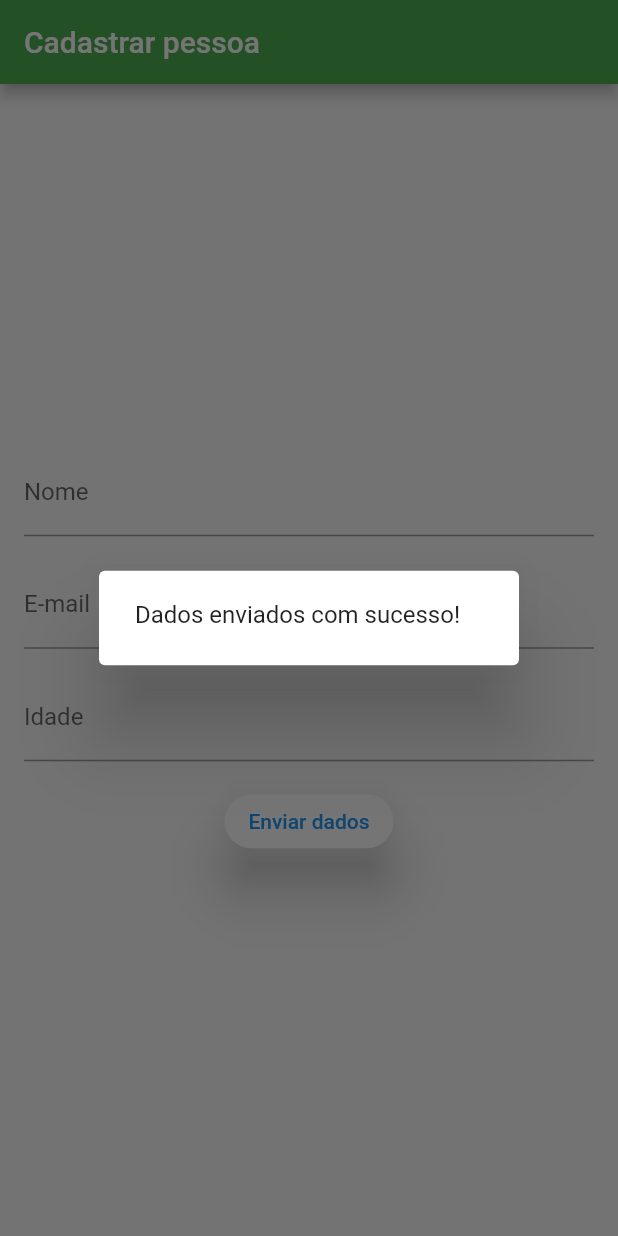
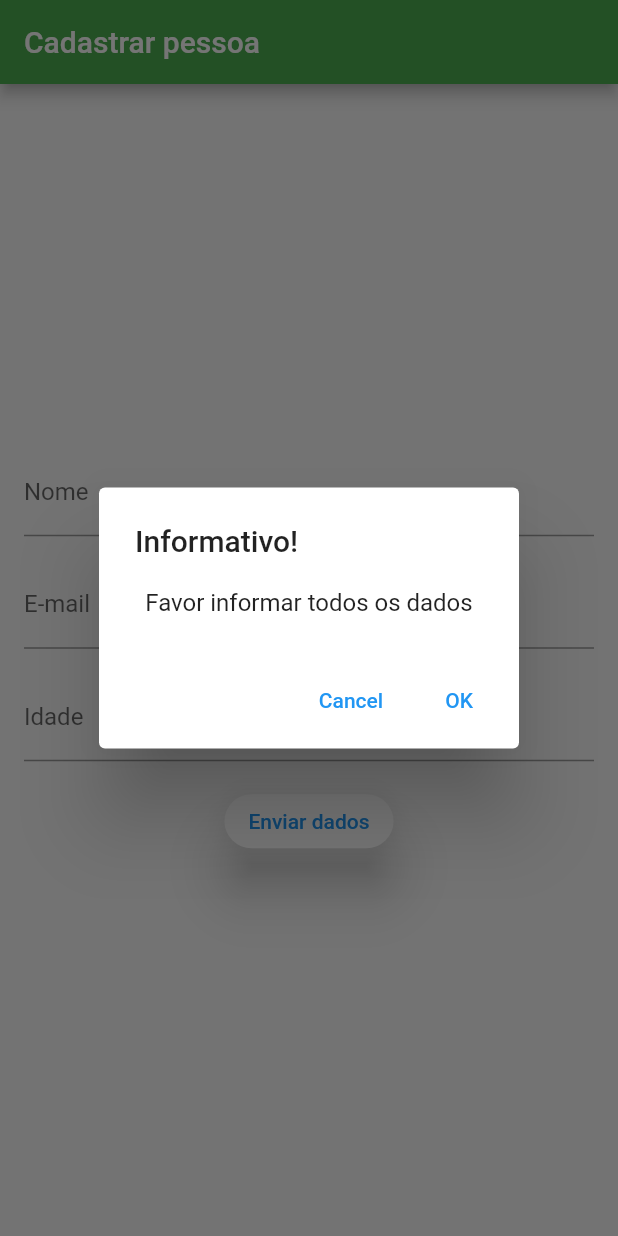
Before and after one commit to rede-cidada-recife/formulario_flutter, a Flutter app: the screen it shows after launch, after a tap on "Enviar dados", on a phone screen of 412 x 824 dp. Run offline on Flutter 3.47's test engine with Material 2 defaults, Android fonts, the phone set to English and light mode, and no system bars.

Commit message:
commit com separacao de componentes
commit com separacao de componentes

```diff
--- a/Formulario-Flutter/Formulario-Flutter/lib/main.dart
+++ b/Formulario-Flutter/Formulario-Flutter/lib/main.dart
@@ -1,4 +1,6 @@
 import 'package:flutter/material.dart';
+
+import 'paginas/formulario.dart';
 
 void main() => runApp(const MyApp());
 
@@ -13,112 +15,7 @@ class MyApp extends StatelessWidget {
       theme: ThemeData(
         primarySwatch: Colors.blue,
       ),
-      home: const MyHomePage(),
+      home: const Formulario(),
     );
   }
 }
-
-class MyHomePage extends StatefulWidget {
-  const MyHomePage({Key? key}) : super(key: key);
-
-  @override
-  _MyHomePageState createState() => _MyHomePageState();
-}
-
-class _MyHomePageState extends State<MyHomePage> {
-  final TextEditingController _controladorNome = TextEditingController();
-  final TextEditingController _controladorEmail = TextEditingController();
-  final TextEditingController _controladorIdade = TextEditingController();
-
-  void _salvar() {
-    setState(() {
-      final String nome = _controladorNome.text;
-      final String email = _controladorEmail.text;
-      final int? idade = int.tryParse(_controladorIdade.text);
-
-      final Pessoa pessoaCad = Pessoa(nome, email, idade);
-      //print(pessoaCad);
-      showDialog(
-          context: context,
-          builder: (context) {
-            return const AlertDialog(
-              content:  Text('Dados enviados com sucesso!'),
-            );
-          },
-       );
-    });
-  }
-
-  @override
-  Widget build(BuildContext context) {
-    return Scaffold(
-      appBar: AppBar(
-        title: const Text('Cadastrar pessoa'),
-        backgroundColor: Colors.green,
-      ),
-      body: Padding(
-        padding: const EdgeInsets.all(16.0),
-        child: Column(
-          mainAxisAlignment: MainAxisAlignment.center,
-          children: <Widget>[
-            TextField(
-              controller: _controladorNome,
-              decoration: const InputDecoration(labelText: 'Nome'),
-            ),
-            Padding(
-              padding: const EdgeInsets.only(top: 16.0),
-              child: TextField(
-                controller: _controladorEmail,
-                decoration: const InputDecoration(labelText: 'E-mail'),
-              ),
-            ),
-            Padding(
-              padding: const EdgeInsets.only(top: 16.0),
-              child: TextField(
-                controller: _controladorIdade,
-                decoration: const InputDecoration(labelText: 'Idade'),
-                keyboardType: TextInputType.number,
-              ),
-            ),
-            Padding(
-              padding: const EdgeInsets.only(top: 16.0),
-              child: ElevatedButton(
-                style: ElevatedButton.styleFrom(
-                  foregroundColor:
-                      Colors.blue, //change background color of button
-                  backgroundColor: Colors.white, //change text color of button
-                  shape: RoundedRectangleBorder(
-                    borderRadius: BorderRadius.circular(25),
-                  ),
-                  elevation: 15.0,
-                ),
-                onPressed: _salvar,
-                child: const Text('Enviar dados'),
-              ),
-            ),
-            const SizedBox(
-              height: 10,
-            ),
-          ],
-        ),
-      ),
-    );
-  }
-}
-
-class Pessoa {
-  final String nome;
-  final String email;
-  final int? idade;
-
-  Pessoa(
-    this.nome,
-    this.email,
-    this.idade,
-  );
-
-  @override
-  String toString() {
-    return 'Pessoa{nome: $nome, email: $email, idade: $idade}';
-  }
-}
--- /dev/null
+++ b/Formulario-Flutter/Formulario-Flutter/lib/paginas/formulario.dart
@@ -0,0 +1,130 @@
+import 'package:flutter/material.dart';
+
+class Formulario extends StatefulWidget {
+  const Formulario({super.key});
+
+  @override
+  State<Formulario> createState() => _FormularioState();
+}
+
+class _FormularioState extends State<Formulario> {
+
+  final TextEditingController _controladorNome = TextEditingController();
+  final TextEditingController _controladorEmail = TextEditingController();
+  final TextEditingController _controladorIdade = TextEditingController();
+
+  void _salvar() {
+    setState(() {
+      final String nome = _controladorNome.text;
+      final String email = _controladorEmail.text;
+      int? idade = int.tryParse(_controladorIdade.text);
+
+      final Pessoa pessoaCad = Pessoa(nome, email, idade);
+
+      String _mensagem = '';
+
+      if (pessoaCad.nome.isNotEmpty && pessoaCad.email.isNotEmpty && pessoaCad.idade != null && pessoaCad.idade.toString().isNotEmpty) {
+         _mensagem = 'Dados enviados com sucesso para ' + pessoaCad.toString();
+      } else {
+         _mensagem = 'Favor informar todos os dados';
+      }
+
+      //print(pessoaCad);
+      showDialog<String>(
+        context: context,
+        builder: (BuildContext context) => AlertDialog(
+          title: const Text('Informativo!'),
+          content: Text(
+            _mensagem,
+            textAlign: TextAlign.center,
+            overflow: TextOverflow.ellipsis,
+          ),
+          actions: <Widget>[
+            TextButton(
+              onPressed: () => Navigator.pop(context, 'Cancel'),
+              child: const Text('Cancel'),
+            ),
+            TextButton(
+              onPressed: () => Navigator.pop(context, 'OK'),
+              child: const Text('OK'),
+            ),
+          ],
+        ),
+      );
+    });
+  }
+
+  @override
+  Widget build(BuildContext context) {
+    return Scaffold(
+      appBar: AppBar(
+        title: const Text('Cadastrar pessoa'),
+        backgroundColor: Colors.green,
+      ),
+      body: Padding(
+        padding: const EdgeInsets.all(16.0),
+        child: Column(
+          mainAxisAlignment: MainAxisAlignment.center,
+          children: <Widget>[
+            TextField(
+              controller: _controladorNome,
+              decoration: const InputDecoration(labelText: 'Nome'),
+            ),
+            Padding(
+              padding: const EdgeInsets.only(top: 16.0),
+              child: TextField(
+                controller: _controladorEmail,
+                decoration: const InputDecoration(labelText: 'E-mail'),
+              ),
+            ),
+            Padding(
+              padding: const EdgeInsets.only(top: 16.0),
+              child: TextField(
+                controller: _controladorIdade,
+                decoration: const InputDecoration(labelText: 'Idade'),
+                keyboardType: TextInputType.number,
+              ),
+            ),
+            Padding(
+              padding: const EdgeInsets.only(top: 16.0),
+              child: ElevatedButton(
+                style: ElevatedButton.styleFrom(
+                  foregroundColor:
+                      Colors.blue, //change background color of button
+                  backgroundColor: Colors.white, //change text color of button
+                  shape: RoundedRectangleBorder(
+                    borderRadius: BorderRadius.circular(25),
+                  ),
+                  elevation: 15.0,
+                ),
+                onPressed: _salvar,
+                child: const Text('Enviar dados'),
+              ),
+            ),
+            const SizedBox(
+              height: 10,
+            ),
+          ],
+        ),
+      ),
+    );
+
+  }
+}
+
+class Pessoa {
+  final String nome;
+  final String email;
+  final int? idade;
+
+  Pessoa(
+    this.nome,
+    this.email,
+    this.idade,
+  );
+
+  @override
+  String toString() {
+    return 'Pessoa {nome: $nome, email: $email, idade: $idade}';
+  }
+}
```
Also changed, not shown: Formulario-Flutter/Formulario-Flutter/pubspec.lock (added), 3 other files.
